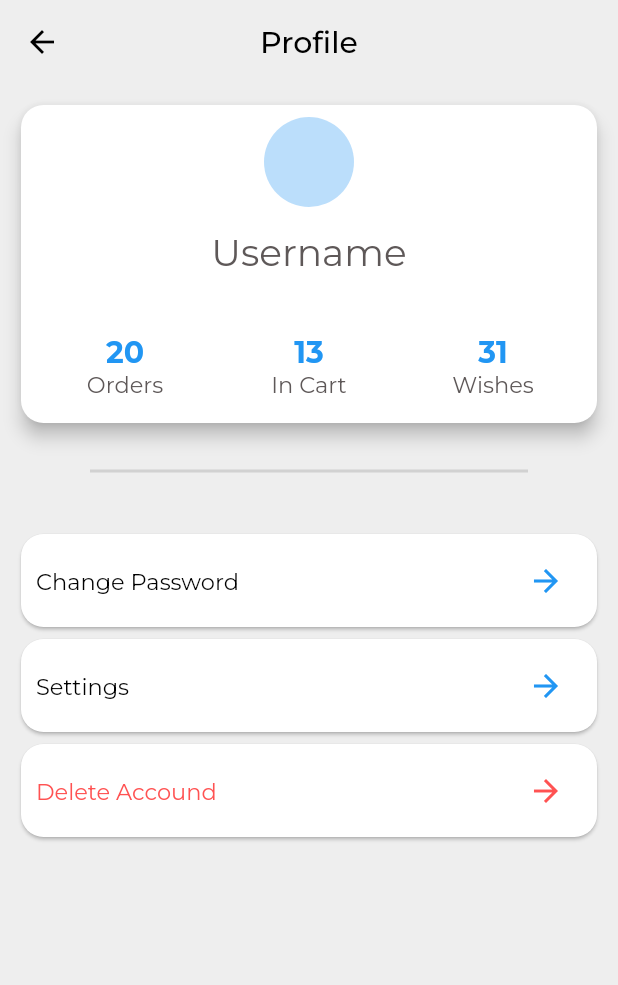
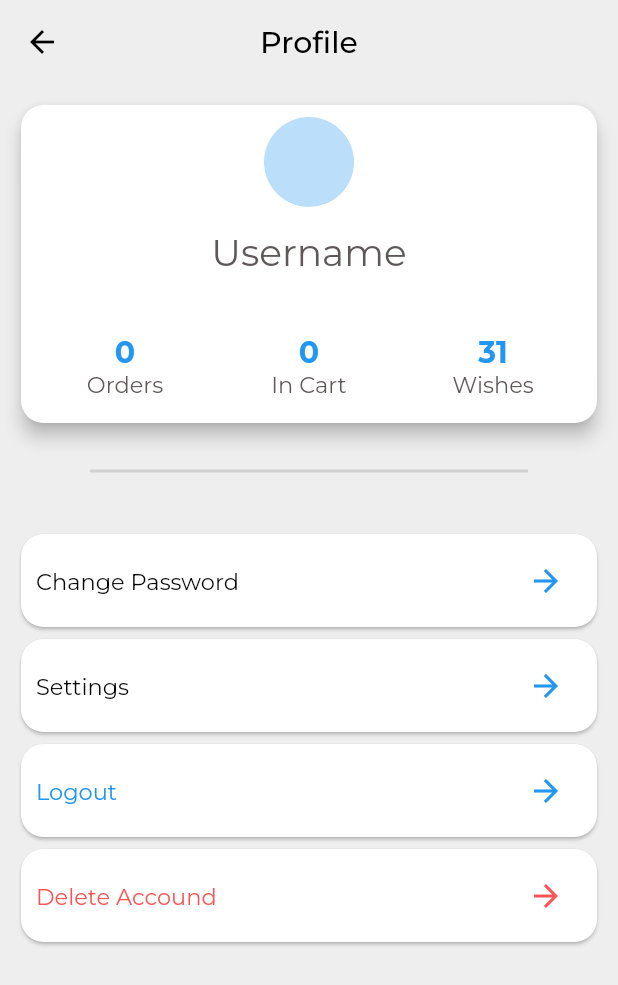
Before and after one commit to omry8880/swiftcart, a Flutter app: the ProfileScreen screen opened directly, on a phone screen of 412 x 824 dp. Shown: the top 985 px of the screen. Run offline on Flutter 3.47's test engine with Material 2 defaults, Android fonts, the phone set to English and light mode, and no system bars; our stand-ins replace badges, flutter_image_slideshow, google_fonts, shared_preferences; missing offline and left inert: swipeable_page_route; accounts and stored records are empty; network calls fail.

Commit message:
final changes, added auth system and fixed a couple of bugs

```diff
--- a/lib/models/bottom_nav_bar.dart
+++ b/lib/models/bottom_nav_bar.dart
@@ -6,6 +6,7 @@ import '../screens/profile_screen.dart';
 import '../screens/wishlist_screen.dart';
 
 class BottomNavBar extends StatefulWidget {
+  static const routeName = '/bottom-navbar';
   const BottomNavBar({super.key});
 
   @override
--- a/lib/providers/orders.dart
+++ b/lib/providers/orders.dart
@@ -1,5 +1,4 @@
 import 'dart:convert';
-import 'dart:developer';
 import 'dart:io';
 
 import 'package:flutter/material.dart';
@@ -21,9 +20,10 @@ class OrderItem {
 
 class Orders with ChangeNotifier {
   List<OrderItem> _orders = [];
+  final String authToken;
+  final String userId;
 
-  final db = Uri.parse(
-      'https://swiftcart-3463d-default-rtdb.firebaseio.com/orders.json');
+  Orders(this.authToken, this._orders, this.userId);
 
   List<OrderItem> get orders {
     return [..._orders];
@@ -31,7 +31,8 @@ class Orders with ChangeNotifier {
 
   Future<void> fetchOrders() async {
     try {
-      final response = await http.get(db);
+      final response = await http.get(Uri.parse(
+          'https://swiftcart-3463d-default-rtdb.firebaseio.com/orders/$userId.json?auth=$authToken'));
       final data = json.decode(response.body) as Map<String, dynamic>;
       if (data.isEmpty) {
         _orders = [];
@@ -64,7 +65,9 @@ class Orders with ChangeNotifier {
   Future<void> addOrder(List<CartItem> cartProducts, double total) async {
     final timestamp = DateTime.now();
     try {
-      final response = await http.post(db,
+      final response = await http.post(
+          Uri.parse(
+              'https://swiftcart-3463d-default-rtdb.firebaseio.com/orders/$userId.json?auth=$authToken'),
           body: json.encode({
             'price': total,
             'products': cartProducts
--- a/lib/providers/products.dart
+++ b/lib/providers/products.dart
@@ -9,9 +9,10 @@ import 'product.dart';
 class Products with ChangeNotifier {
   // ignore: prefer_final_fields
   List<Product> _items = [];
+  final String authToken;
+  final String userId;
 
-  final db = Uri.parse(
-      'https://swiftcart-3463d-default-rtdb.firebaseio.com/products.json');
+  Products(this.authToken, this.userId, this._items);
 
   List<Product> get items {
     return [..._items];
@@ -25,21 +26,30 @@ class Products with ChangeNotifier {
     return _items.firstWhere((element) => element.id == id);
   }
 
-  Future<void> fetchProducts() async {
+  Future<void> fetchProducts([bool filterByUser = false]) async {
+    final filterString =
+        filterByUser ? 'orderBy="creatorId"&equalTo="$userId"' : '';
     try {
-      final response = await http.get(db);
+      final response = await http.get(Uri.parse(
+          'https://swiftcart-3463d-default-rtdb.firebaseio.com/products.json?auth=$authToken&$filterString'));
       final data = json.decode(response.body) as Map<String, dynamic>;
+      final favoriteResponse = await http.get(Uri.parse(
+          'https://swiftcart-3463d-default-rtdb.firebaseio.com/userFavorites/$userId.json?auth=$authToken'));
+      final favoriteData = json.decode(favoriteResponse.body);
       final List<Product> loadedProducts = [];
       data.forEach((productId, productData) {
         loadedProducts.insert(
             0,
             Product(
-                id: productId,
-                title: productData['title'],
-                description: productData['description'],
-                price: productData['price'],
-                imageUrl: productData['imageUrl'],
-                isFavorite: productData['isFavorite']));
+              id: productId,
+              title: productData['title'],
+              description: productData['description'],
+              price: productData['price'],
+              imageUrl: productData['imageUrl'],
+              isFavorite: favoriteData == null
+                  ? false
+                  : favoriteData[productId] ?? false,
+            ));
       });
       _items = loadedProducts;
       notifyListeners();
@@ -50,13 +60,16 @@ class Products with ChangeNotifier {
 
   Future<void> addProduct(Product p) async {
     try {
-      final response = await http.post(db,
+      final response = await http.post(
+          Uri.parse(
+              'https://swiftcart-3463d-default-rtdb.firebaseio.com/products.json?auth=$authToken'),
           body: json.encode({
             'title': p.title,
             'description': p.description,
             'price': p.price,
             'imageUrl': p.imageUrl,
-            'isFavorite': p.isFavorite
+            //'isFavorite': p.isFavorite
+            'creatorId': userId,
           }));
 
       final newProduct = Product(
@@ -75,7 +88,7 @@ class Products with ChangeNotifier {
   Future<void> updateProduct(String id, Product newProduct) async {
     final prodIndex = _items.indexWhere((element) => element.id == id);
     final url = Uri.parse(
-        'https://swiftcart-3463d-default-rtdb.firebaseio.com/products/$id.json');
+        'https://swiftcart-3463d-default-rtdb.firebaseio.com/products/$id.json?auth=$authToken');
     await http.patch(url,
         body: json.encode({
           'title': newProduct.title,
@@ -89,7 +102,7 @@ class Products with ChangeNotifier {
 
   Future<void> deleteProduct(String productId) async {
     final url = Uri.parse(
-        'https://swiftcart-3463d-default-rtdb.firebaseio.com/products/$productId.json');
+        'https://swiftcart-3463d-default-rtdb.firebaseio.com/products/$productId.json?auth=$authToken');
     final existingProductIndex =
         _items.indexWhere((element) => element.id == productId);
     Product? existingProduct = _items[existingProductIndex];
@@ -105,18 +118,4 @@ class Products with ChangeNotifier {
     }
     existingProduct = null;
   }
-
-  /*Future<int> checkFavLength() async {
-    var count = 0;
-    final db = Uri.parse(
-        'https://swiftcart-3463d-default-rtdb.firebaseio.com/products');
-    final response = await http.get(db);
-    final data = json.decode(response.body) as Map<String, dynamic>;
-    final len = data.forEach((key, value) {
-      if (key ==) {
-
-      }
-    })
-    return count;
-  }*/
 }
--- a/lib/screens/products_overview_screen.dart
+++ b/lib/screens/products_overview_screen.dart
@@ -22,7 +22,6 @@ class ProductsOverviewScreen extends StatefulWidget {
 }
 
 class _ProductsOverviewScreenState extends State<ProductsOverviewScreen> {
-  bool _showOnlyFavorites = false;
   var _isLoading = false;
 
   @override
--- a/lib/screens/profile_screen.dart
+++ b/lib/screens/profile_screen.dart
@@ -1,5 +1,12 @@
+import 'dart:convert';
+
 import 'package:flutter/material.dart';
+import 'package:provider/provider.dart';
+import 'package:shared_preferences/shared_preferences.dart';
+import 'package:swiftcart/providers/auth.dart';
+import 'package:swiftcart/providers/cart.dart';
 
+import '../providers/orders.dart';
 import '../utils/colors_util.dart';
 
 class ProfileScreen extends StatelessWidget {
@@ -7,6 +14,12 @@ class ProfileScreen extends StatelessWidget {
 
   @override
   Widget build(BuildContext context) {
+    final authData = Provider.of<Auth>(context, listen: false);
+    final prefs = SharedPreferences.getInstance();
+
+    final orders = Provider.of<Orders>(context, listen: false);
+    final cartItems = Provider.of<Cart>(context, listen: false);
+
     return Scaffold(
       backgroundColor: ColorsUtil().backgroundColor,
       appBar: AppBar(
@@ -38,6 +51,7 @@ class ProfileScreen extends StatelessWidget {
                       ),
                       const SizedBox(height: 15),
                       Text(
+                        //authData.username == null ? json.decode(await prefs.getString()),
                         'Username',
                         style: TextStyle(
                           color: ColorsUtil().greyTextColor,
@@ -47,11 +61,11 @@ class ProfileScreen extends StatelessWidget {
                       const SizedBox(height: 40),
                       Table(
                         children: [
-                          const TableRow(children: [
+                          TableRow(children: [
                             Center(
                               child: Text(
-                                '20',
-                                style: TextStyle(
+                                orders.orders.length.toString(),
+                                style: const TextStyle(
                                     color: Colors.blue,
                                     fontSize: 20,
                                     fontWeight: FontWeight.bold),
@@ -59,14 +73,14 @@ class ProfileScreen extends StatelessWidget {
                             ),
                             Center(
                               child: Text(
-                                '13',
-                                style: TextStyle(
+                                cartItems.items.length.toString(),
+                                style: const TextStyle(
                                     color: Colors.blue,
                                     fontSize: 20,
                                     fontWeight: FontWeight.bold),
                               ),
                             ),
-                            Center(
+                            const Center(
                               child: Text(
                                 '31',
                                 style: TextStyle(
@@ -172,6 +186,35 @@ class ProfileScreen extends StatelessWidget {
             ),
             SizedBox(
               height: 70,
+              child: InkWell(
+                onTap: () => Provider.of<Auth>(context, listen: false).logout(),
+                child: Card(
+                  shape: const RoundedRectangleBorder(
+                      borderRadius: BorderRadius.all(Radius.circular(15))),
+                  color: Colors.white,
+                  child: Padding(
+                    padding: const EdgeInsets.all(10.0),
+                    child: Row(
+                      mainAxisAlignment: MainAxisAlignment.spaceBetween,
+                      children: [
+                        const Text(
+                          'Logout',
+                          style: TextStyle(color: Colors.blue, fontSize: 15),
+                        ),
+                        IconButton(
+                            onPressed: () {},
+                            icon: const Icon(
+                              Icons.arrow_forward_outlined,
+                              color: Colors.blue,
+                            ))
+                      ],
+                    ),
+                  ),
+                ),
+              ),
+            ),
+            SizedBox(
+              height: 70,
               child: Card(
                 shape: const RoundedRectangleBorder(
                     borderRadius: BorderRadius.all(Radius.circular(15))),
--- a/lib/screens/wishlist_screen.dart
+++ b/lib/screens/wishlist_screen.dart
@@ -4,7 +4,6 @@ import 'package:swiftcart/utils/colors_util.dart';
 
 import '../providers/products.dart';
 import '../widgets/products_gridview.dart';
-import 'package:http/http.dart' as http;
 
 class WishlistScreen extends StatefulWidget {
   // UNFINISHED AND SHOULD BE CHANGED BEFORE RELEASE
--- a/lib/widgets/product_item.dart
+++ b/lib/widgets/product_item.dart
@@ -1,10 +1,10 @@
 import 'package:flutter/material.dart';
 import 'package:provider/provider.dart';
+import 'package:swiftcart/providers/auth.dart';
 
 import '../providers/cart.dart';
 import '../providers/product.dart';
 import '../screens/product_detail_screen.dart';
-import 'package:http/http.dart' as http;
 
 class ProductItem extends StatelessWidget {
   const ProductItem({super.key});
@@ -13,6 +13,7 @@ class ProductItem extends StatelessWidget {
   Widget build(BuildContext context) {
     final product = Provider.of<Product>(context, listen: true);
     final cart = Provider.of<Cart>(context, listen: false);
+    final authData = Provider.of<Auth>(context, listen: false);
 
     return Card(
       shape: RoundedRectangleBorder(borderRadius: BorderRadius.circular(23)),
@@ -31,7 +32,8 @@ class ProductItem extends StatelessWidget {
                 builder: ((context, value, child) {
                   return IconButton(
                     onPressed: () {
-                      product.toggleFavoriteStatus();
+                      product.toggleFavoriteStatus(
+                          authData.token!, authData.userId!);
                     },
                     icon: Icon(
                       product.isFavorite
--- a/pubspec.yaml
+++ b/pubspec.yaml
@@ -42,6 +42,7 @@ dependencies:
   cupertino_icons: ^1.0.2
   badges: ^3.0.2
   swipeable_page_route: ^0.3.0
+  shared_preferences: ^2.1.0
 
 dev_dependencies:
   flutter_test:
@@ -66,9 +67,8 @@ flutter:
   uses-material-design: true
 
   # To add assets to your application, add an assets section, like this:
-  # assets:
-  #   - images/a_dot_burr.jpeg
-  #   - images/a_dot_ham.jpeg
+  assets:
+    - assets/images/auth_background.jpg
 
   # An image asset can refer to one or more resolution-specific "variants", see
   # https://flutter.dev/assets-and-images/#resolution-aware
```
Also changed, not shown: lib/main.dart (+29 -6 lines), lib/providers/auth.dart (added, +126 -0 lines), lib/providers/product.dart (+3 -4 lines), lib/screens/auth_screen.dart (added, +272 -0 lines), lib/screens/orders_screen.dart (+21 -23 lines), lib/screens/splash_screen.dart (added, +17 -0 lines), lib/screens/user_products_screen.dart (+8 -2 lines), pubspec.lock, 2 other files.
